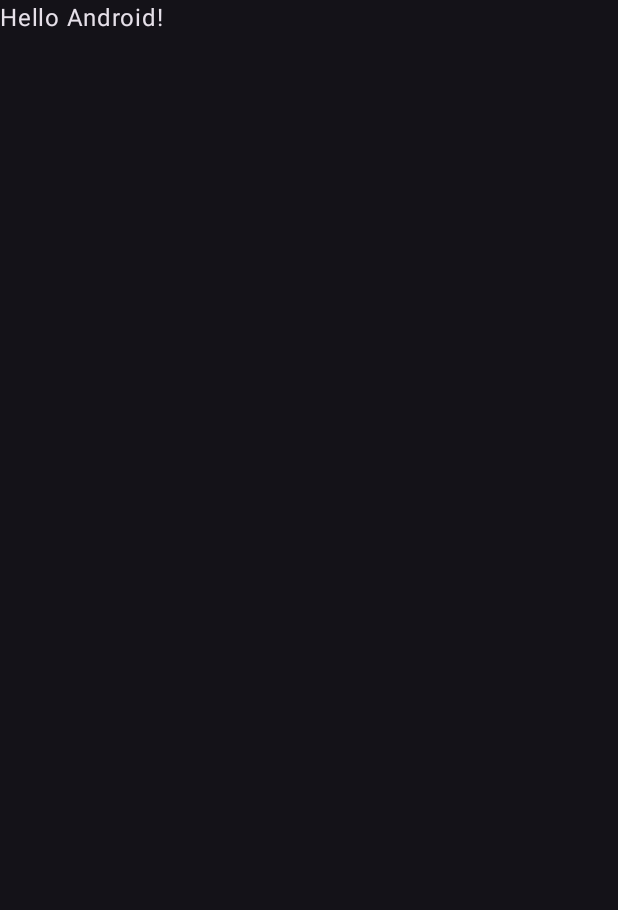
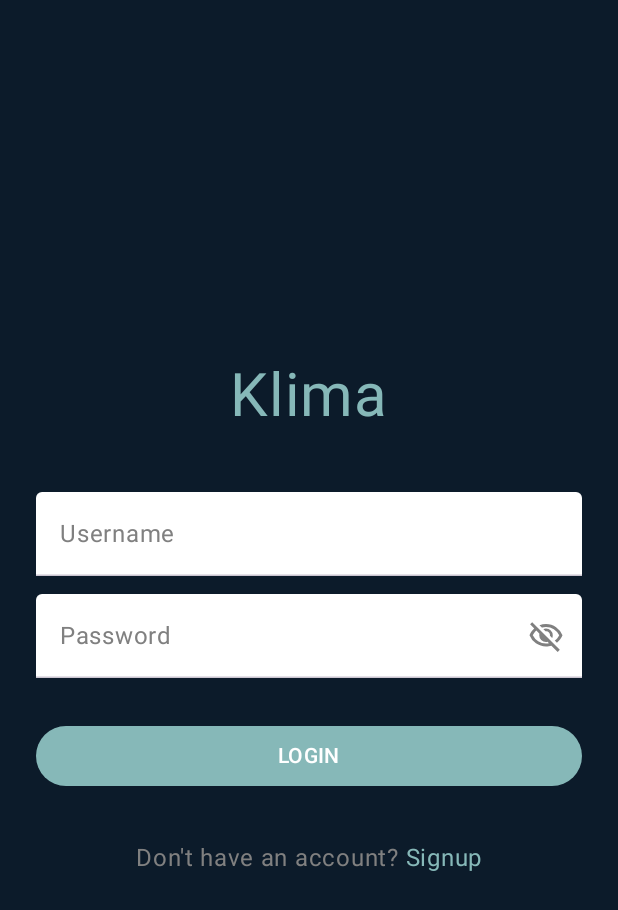
Before and after one commit to la-colinares/Klima, an Android app built with Jetpack Compose: the screen it shows after launch (MainActivity), on a phone screen of 412 x 824 dp. Before the commit the part shown is almost empty. Shown: the top 910 px of the screen. Run offline under Robolectric (Android 15) with nearby library versions, the phone set to English and light mode, and no system bars.

Commit message:
added Login and Signup UI Screen

```diff
--- a/app/build.gradle.kts
+++ b/app/build.gradle.kts
@@ -2,6 +2,7 @@ plugins {
     alias(libs.plugins.android.application)
     alias(libs.plugins.kotlin.android)
     alias(libs.plugins.kotlin.compose)
+    alias(libs.plugins.kotlinx.serialization)
 }
 
 android {
@@ -46,6 +47,9 @@ dependencies {
     implementation(libs.androidx.ui.graphics)
     implementation(libs.androidx.ui.tooling.preview)
     implementation(libs.androidx.material3)
+    implementation(libs.compose.navigation)
+    implementation(libs.kotlinx.json.serialization)
+
     testImplementation(libs.junit)
     androidTestImplementation(libs.androidx.junit)
     androidTestImplementation(libs.androidx.espresso.core)
--- a/app/src/main/java/com/lacolinares/klima/MainActivity.kt
+++ /dev/null
@@ -1,47 +0,0 @@
-package com.lacolinares.klima
-
-import android.os.Bundle
-import androidx.activity.ComponentActivity
-import androidx.activity.compose.setContent
-import androidx.activity.enableEdgeToEdge
-import androidx.compose.foundation.layout.fillMaxSize
-import androidx.compose.foundation.layout.padding
-import androidx.compose.material3.Scaffold
-import androidx.compose.material3.Text
-import androidx.compose.runtime.Composable
-import androidx.compose.ui.Modifier
-import androidx.compose.ui.tooling.preview.Preview
-import com.lacolinares.klima.ui.theme.KlimaTheme
-
-class MainActivity : ComponentActivity() {
-    override fun onCreate(savedInstanceState: Bundle?) {
-        super.onCreate(savedInstanceState)
-        enableEdgeToEdge()
-        setContent {
-            KlimaTheme {
-                Scaffold(modifier = Modifier.fillMaxSize()) { innerPadding ->
-                    Greeting(
-                        name = "Android",
-                        modifier = Modifier.padding(innerPadding)
-                    )
-                }
-            }
-        }
-    }
-}
-
-@Composable
-fun Greeting(name: String, modifier: Modifier = Modifier) {
-    Text(
-        text = "Hello $name!",
-        modifier = modifier
-    )
-}
-
-@Preview(showBackground = true)
-@Composable
-fun GreetingPreview() {
-    KlimaTheme {
-        Greeting("Android")
-    }
-}
--- /dev/null
+++ b/app/src/main/java/com/lacolinares/klima/presensation/MainActivity.kt
@@ -0,0 +1,38 @@
+package com.lacolinares.klima.presensation
+
+import android.os.Bundle
+import androidx.activity.ComponentActivity
+import androidx.activity.compose.setContent
+import androidx.activity.enableEdgeToEdge
+import androidx.compose.runtime.Composable
+import androidx.compose.ui.tooling.preview.Preview
+import androidx.navigation.compose.rememberNavController
+import com.lacolinares.klima.presensation.navigation.AppNavigation
+import com.lacolinares.klima.presensation.screens.login.LoginScreen
+import com.lacolinares.klima.presensation.screens.signup.SignUpScreen
+import com.lacolinares.klima.presensation.theme.KlimaTheme
+
+class MainActivity : ComponentActivity() {
+    override fun onCreate(savedInstanceState: Bundle?) {
+        super.onCreate(savedInstanceState)
+        enableEdgeToEdge()
+        setContent {
+            KlimaTheme {
+                val navController = rememberNavController()
+                AppNavigation(navController)
+            }
+        }
+    }
+}
+
+@Preview
+@Composable
+fun LoginScreenPreview(){
+    LoginScreen()
+}
+
+@Preview
+@Composable
+fun SignUpScreenPreview(){
+    SignUpScreen()
+}
--- /dev/null
+++ b/app/src/main/java/com/lacolinares/klima/presensation/composables/KlimaPasswordField.kt
@@ -0,0 +1,77 @@
+package com.lacolinares.klima.presensation.composables
+
+import androidx.compose.foundation.layout.fillMaxWidth
+import androidx.compose.foundation.text.KeyboardOptions
+import androidx.compose.material3.Icon
+import androidx.compose.material3.IconButton
+import androidx.compose.material3.Text
+import androidx.compose.material3.TextField
+import androidx.compose.material3.TextFieldDefaults
+import androidx.compose.runtime.Composable
+import androidx.compose.runtime.getValue
+import androidx.compose.runtime.mutableStateOf
+import androidx.compose.runtime.remember
+import androidx.compose.runtime.setValue
+import androidx.compose.ui.Modifier
+import androidx.compose.ui.res.painterResource
+import androidx.compose.ui.text.input.PasswordVisualTransformation
+import androidx.compose.ui.text.input.VisualTransformation
+import com.lacolinares.klima.R
+import com.lacolinares.klima.presensation.theme.Black
+import com.lacolinares.klima.presensation.theme.Gray
+import com.lacolinares.klima.presensation.theme.Mirage
+import com.lacolinares.klima.presensation.theme.Neptune
+import com.lacolinares.klima.presensation.theme.White
+
+@Composable
+fun KlimaPasswordField(
+    value: String = "",
+    onValueChange: (String) -> Unit = {},
+    label: String = "",
+    placeholder: String = "",
+    keyboardOptions: KeyboardOptions = KeyboardOptions.Default
+){
+    var isPasswordVisible by remember { mutableStateOf(false) }
+
+    val textFieldColors = TextFieldDefaults.colors(
+        unfocusedContainerColor = White,
+        focusedContainerColor = White,
+
+        unfocusedLabelColor = Gray,
+        focusedLabelColor = Mirage,
+
+        unfocusedTextColor = Black,
+        focusedTextColor = Black,
+
+        cursorColor = Mirage,
+
+        focusedIndicatorColor = Neptune
+    )
+
+    TextField(
+        value = value,
+        onValueChange = { onValueChange.invoke(it) },
+        modifier = Modifier.fillMaxWidth(),
+        label = { Text(text = label) },
+        placeholder = { Text(text = placeholder) },
+        trailingIcon = {
+            IconButton(
+                onClick = {
+                    isPasswordVisible = !isPasswordVisible
+                }
+            ) {
+                val iconId = if (isPasswordVisible) R.drawable.visibility_24px else R.drawable.visibility_off_24px
+                val description = if (isPasswordVisible) "Password Shown" else "Password Hidden"
+                Icon(
+                    painter = painterResource(iconId),
+                    tint = Gray,
+                    contentDescription = description
+                )
+            }
+        },
+        visualTransformation = if (isPasswordVisible) VisualTransformation.None else PasswordVisualTransformation(),
+        keyboardOptions = keyboardOptions,
+        singleLine = true,
+        colors = textFieldColors
+    )
+}
--- /dev/null
+++ b/app/src/main/java/com/lacolinares/klima/presensation/composables/KlimaTextField.kt
@@ -0,0 +1,49 @@
+package com.lacolinares.klima.presensation.composables
+
+import androidx.compose.foundation.layout.fillMaxWidth
+import androidx.compose.foundation.text.KeyboardOptions
+import androidx.compose.material3.Text
+import androidx.compose.material3.TextField
+import androidx.compose.material3.TextFieldDefaults
+import androidx.compose.runtime.Composable
+import androidx.compose.ui.Modifier
+import com.lacolinares.klima.presensation.theme.Black
+import com.lacolinares.klima.presensation.theme.Gray
+import com.lacolinares.klima.presensation.theme.Mirage
+import com.lacolinares.klima.presensation.theme.Neptune
+import com.lacolinares.klima.presensation.theme.White
+
+@Composable
+fun KlimaTextField(
+    value: String = "",
+    onValueChange: (String) -> Unit,
+    label: String = "",
+    placeholder: String = "",
+    keyboardOptions: KeyboardOptions = KeyboardOptions.Default
+) {
+    val textFieldColors = TextFieldDefaults.colors(
+        unfocusedContainerColor = White,
+        focusedContainerColor = White,
+
+        unfocusedLabelColor = Gray,
+        focusedLabelColor = Mirage,
+
+        unfocusedTextColor = Black,
+        focusedTextColor = Black,
+
+        cursorColor = Mirage,
+
+        focusedIndicatorColor = Neptune
+    )
+
+    TextField(
+        value = value,
+        onValueChange = { onValueChange.invoke(it) },
+        modifier = Modifier.fillMaxWidth(),
+        label = { Text(text = label) },
+        placeholder = { Text(text = placeholder) },
+        keyboardOptions = keyboardOptions,
+        singleLine = true,
+        colors = textFieldColors
+    )
+}
--- /dev/null
+++ b/app/src/main/java/com/lacolinares/klima/presensation/navigation/NavHost.kt
@@ -0,0 +1,45 @@
+package com.lacolinares.klima.presensation.navigation
+
+import androidx.compose.runtime.Composable
+import androidx.navigation.NavHostController
+import androidx.navigation.compose.NavHost
+import androidx.navigation.compose.composable
+import androidx.navigation.compose.navigation
+import com.lacolinares.klima.presensation.screens.login.LoginScreen
+import com.lacolinares.klima.presensation.screens.signup.SignUpScreen
+
+@Composable
+fun AppNavigation(
+    navController: NavHostController,
+) {
+    NavHost(
+        navController = navController,
+        startDestination = Routes.Auth.Graph
+    ) {
+        navigation<Routes.Auth.Graph>(
+            startDestination = Routes.Auth.Login
+        ) {
+            composable<Routes.Auth.Login> {
+                LoginScreen(
+                    onSignUp = {
+                        navController.navigate(Routes.Auth.SignUp)
+                    },
+                    onLoginSuccess = {
+
+                    }
+                )
+            }
+
+            composable<Routes.Auth.SignUp> {
+                SignUpScreen(
+                    onBack = {
+                        navController.navigateUp()
+                    },
+                    onSignUpSuccess = {
+                        navController.navigateUp()
+                    }
+                )
+            }
+        }
+    }
+}
--- /dev/null
+++ b/app/src/main/java/com/lacolinares/klima/presensation/navigation/Routes.kt
@@ -0,0 +1,18 @@
+package com.lacolinares.klima.presensation.navigation
+
+import kotlinx.serialization.Serializable
+
+object Routes {
+
+    object Auth {
+        @Serializable
+        object Graph
+
+        @Serializable
+        object Login
+
+        @Serializable
+        object SignUp
+    }
+
+}
--- /dev/null
+++ b/app/src/main/java/com/lacolinares/klima/presensation/screens/login/LoginScreen.kt
@@ -0,0 +1,124 @@
+package com.lacolinares.klima.presensation.screens.login
+
+import androidx.compose.foundation.layout.Arrangement
+import androidx.compose.foundation.layout.Box
+import androidx.compose.foundation.layout.Column
+import androidx.compose.foundation.layout.PaddingValues
+import androidx.compose.foundation.layout.Row
+import androidx.compose.foundation.layout.Spacer
+import androidx.compose.foundation.layout.fillMaxSize
+import androidx.compose.foundation.layout.fillMaxWidth
+import androidx.compose.foundation.layout.height
+import androidx.compose.foundation.layout.padding
+import androidx.compose.foundation.text.KeyboardOptions
+import androidx.compose.material3.Button
+import androidx.compose.material3.ButtonDefaults
+import androidx.compose.material3.Scaffold
+import androidx.compose.material3.Text
+import androidx.compose.runtime.Composable
+import androidx.compose.runtime.getValue
+import androidx.compose.runtime.mutableStateOf
+import androidx.compose.runtime.remember
+import androidx.compose.runtime.setValue
+import androidx.compose.ui.Alignment
+import androidx.compose.ui.Modifier
+import androidx.compose.ui.res.stringResource
+import androidx.compose.ui.text.LinkAnnotation
+import androidx.compose.ui.text.SpanStyle
+import androidx.compose.ui.text.TextLinkStyles
+import androidx.compose.ui.text.buildAnnotatedString
+import androidx.compose.ui.text.input.ImeAction
+import androidx.compose.ui.text.withLink
+import androidx.compose.ui.unit.dp
+import androidx.compose.ui.unit.sp
+import com.lacolinares.klima.R
+import com.lacolinares.klima.presensation.composables.KlimaPasswordField
+import com.lacolinares.klima.presensation.composables.KlimaTextField
+import com.lacolinares.klima.presensation.theme.Gray
+import com.lacolinares.klima.presensation.theme.Mirage
+import com.lacolinares.klima.presensation.theme.Neptune
+import com.lacolinares.klima.presensation.theme.White
+
+@Composable
+fun LoginScreen(
+    onLoginSuccess: () -> Unit = {},
+    onSignUp: () -> Unit = {},
+) {
+    var username by remember { mutableStateOf("") }
+    var password by remember { mutableStateOf("") }
+
+    Scaffold(
+        modifier = Modifier.fillMaxSize(),
+        containerColor = Mirage
+    ) { innerPadding ->
+        val padding = PaddingValues(
+            start = 24.dp,
+            top = innerPadding.calculateTopPadding(),
+            end = 24.dp,
+            bottom = innerPadding.calculateBottomPadding()
+        )
+        Box(
+            modifier = Modifier
+                .padding(padding)
+                .fillMaxSize(),
+            contentAlignment = Alignment.Center
+        ) {
+            Column(
+                verticalArrangement = Arrangement.spacedBy(12.dp),
+                horizontalAlignment = Alignment.CenterHorizontally
+            ) {
+                Text(
+                    text = stringResource(R.string.app_name),
+                    color = Neptune,
+                    fontSize = 40.sp
+                )
+                Spacer(modifier = Modifier.height(16.dp))
+                KlimaTextField(
+                    value = username,
+                    onValueChange = { username = it },
+                    label = "Username",
+                    placeholder = "Enter your username",
+                    keyboardOptions = KeyboardOptions(imeAction = ImeAction.Next)
+                )
+                KlimaPasswordField(
+                    value = password,
+                    onValueChange = { password = it },
+                    label = "Password",
+                    placeholder = "Enter your password",
+                    keyboardOptions = KeyboardOptions(imeAction = ImeAction.Done)
+                )
+                Spacer(modifier = Modifier.height(4.dp))
+                Button(
+                    onClick = {},
+                    modifier = Modifier.fillMaxWidth(),
+                    colors = ButtonDefaults.buttonColors(
+                        containerColor = Neptune
+                    )
+                ) {
+                    Text(text = "LOGIN", color = White)
+                }
+                Spacer(modifier = Modifier.height(8.dp))
+                Row(
+                    modifier = Modifier.fillMaxWidth(),
+                    horizontalArrangement = Arrangement.Center
+                ) {
+                    Text(
+                        text = buildAnnotatedString {
+                            append("Don't have an account? ")
+                            withLink(
+                                link = LinkAnnotation.Clickable(
+                                    tag = "link_signup",
+                                    styles = TextLinkStyles(style = SpanStyle(color = Neptune)),
+                                    linkInteractionListener = { onSignUp.invoke() }
+                                )
+                            ) {
+                                append("Signup")
+                            }
+                        },
+                        color = Gray
+                    )
+                }
+            }
+        }
+    }
+}
--- /dev/null
+++ b/app/src/main/java/com/lacolinares/klima/presensation/theme/Color.kt
@@ -0,0 +1,10 @@
+package com.lacolinares.klima.presensation.theme
+
+import androidx.compose.ui.graphics.Color
+
+val White = Color(0xFFFFFFFF)
+val Black = Color(0xFF000000)
+val Gray = Color(0xFF808080)
+val Silver = Color(0xFFC0C0C0)
+val Mirage = Color(0xFF0C1B2A)
+val Neptune = Color(0xFF86B8B8)
--- a/app/src/main/java/com/lacolinares/klima/ui/theme/Theme.kt
+++ b/app/src/main/java/com/lacolinares/klima/presensation/theme/Theme.kt
@@ -1,4 +1,4 @@
-package com.lacolinares.klima.ui.theme
+package com.lacolinares.klima.presensation.theme
 
 import androidx.compose.material3.MaterialTheme
 import androidx.compose.material3.darkColorScheme
--- a/app/src/main/java/com/lacolinares/klima/ui/theme/Type.kt
+++ b/app/src/main/java/com/lacolinares/klima/presensation/theme/Type.kt
@@ -1,4 +1,4 @@
-package com.lacolinares.klima.ui.theme
+package com.lacolinares.klima.presensation.theme
 
 import androidx.compose.material3.Typography
 import androidx.compose.ui.text.TextStyle
--- /dev/null
+++ b/app/src/main/res/drawable/visibility_24px.xml
@@ -0,0 +1,9 @@
+<vector xmlns:android="http://schemas.android.com/apk/res/android"
+    android:width="24dp"
+    android:height="24dp"
+    android:viewportWidth="960"
+    android:viewportHeight="960">
+  <path
+      android:fillColor="@android:color/white"
+      android:pathData="M480,640Q555,640 607.5,587.5Q660,535 660,460Q660,385 607.5,332.5Q555,280 480,280Q405,280 352.5,332.5Q300,385 300,460Q300,535 352.5,587.5Q405,640 480,640ZM480,568Q435,568 403.5,536.5Q372,505 372,460Q372,415 403.5,383.5Q435,352 480,352Q525,352 556.5,383.5Q588,415 588,460Q588,505 556.5,536.5Q525,568 480,568ZM480,760Q334,760 214,678.5Q94,597 40,460Q94,323 214,241.5Q334,160 480,160Q626,160 746,241.5Q866,323 920,460Q866,597 746,678.5Q626,760 480,760ZM480,460Q480,460 480,460Q480,460 480,460Q480,460 480,460Q480,460 480,460Q480,460 480,460Q480,460 480,460Q480,460 480,460Q480,460 480,460ZM480,680Q593,680 687.5,620.5Q782,561 832,460Q782,359 687.5,299.5Q593,240 480,240Q367,240 272.5,299.5Q178,359 128,460Q178,561 272.5,620.5Q367,680 480,680Z"/>
+</vector>
--- /dev/null
+++ b/app/src/main/res/drawable/visibility_off_24px.xml
@@ -0,0 +1,9 @@
+<vector xmlns:android="http://schemas.android.com/apk/res/android"
+    android:width="24dp"
+    android:height="24dp"
+    android:viewportWidth="960"
+    android:viewportHeight="960">
+  <path
+      android:fillColor="@android:color/white"
+      android:pathData="M644,532L586,474Q595,427 559,386Q523,345 466,354L408,296Q425,288 442.5,284Q460,280 480,280Q555,280 607.5,332.5Q660,385 660,460Q660,480 656,497.5Q652,515 644,532ZM772,658L714,602Q752,573 781.5,538.5Q811,504 832,460Q782,359 688.5,299.5Q595,240 480,240Q451,240 423,244Q395,248 368,256L306,194Q347,177 390,168.5Q433,160 480,160Q631,160 749,243.5Q867,327 920,460Q897,519 859.5,569.5Q822,620 772,658ZM792,904L624,738Q589,749 553.5,754.5Q518,760 480,760Q329,760 211,676.5Q93,593 40,460Q61,407 93,361.5Q125,316 166,280L56,168L112,112L848,848L792,904ZM222,336Q193,362 169,393Q145,424 128,460Q178,561 271.5,620.5Q365,680 480,680Q500,680 519,677.5Q538,675 558,672L522,634Q511,637 501,638.5Q491,640 480,640Q405,640 352.5,587.5Q300,535 300,460Q300,449 301.5,439Q303,429 306,418L222,336ZM541,429L541,429Q541,429 541,429Q541,429 541,429Q541,429 541,429Q541,429 541,429Q541,429 541,429Q541,429 541,429ZM390,504Q390,504 390,504Q390,504 390,504L390,504Q390,504 390,504Q390,504 390,504Q390,504 390,504Q390,504 390,504Z"/>
+</vector>
```
Also changed, not shown: app/src/main/AndroidManifest.xml (+3 -5 lines), app/src/main/java/com/lacolinares/klima/presensation/screens/signup/SignUpScreen.kt (added, +136 -0 lines), app/src/main/java/com/lacolinares/klima/ui/theme/Color.kt (deleted, +0 -7 lines), gradle/libs.versions.toml (+8 -1 lines).
